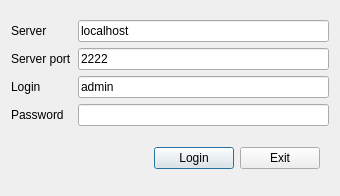
Before: the Qt Designer form consys/admin/login.ui in neerc-linux/ConSys, drawn with Qt 5.
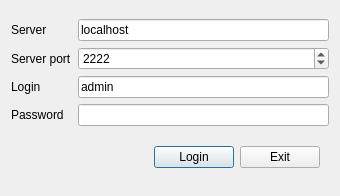
After: the same form once the commit is applied.

Commit message:
Add login.successful signal
Use a spinbox instead of a lineedit for port number

```diff
--- a/consys/admin/login.ui
+++ b/consys/admin/login.ui
@@ -40,13 +40,6 @@
        </property>
       </widget>
      </item>
-     <item row="1" column="1">
-      <widget class="QLineEdit" name="editServerPort">
-       <property name="text">
-        <string>2222</string>
-       </property>
-      </widget>
-     </item>
      <item row="2" column="0">
       <widget class="QLabel" name="labelLogin">
        <property name="text">
@@ -75,6 +68,19 @@
        </property>
       </widget>
      </item>
+     <item row="1" column="1">
+      <widget class="QSpinBox" name="spinServerPort">
+       <property name="minimum">
+        <number>1</number>
+       </property>
+       <property name="maximum">
+        <number>65535</number>
+       </property>
+       <property name="value">
+        <number>2222</number>
+       </property>
+      </widget>
+     </item>
     </layout>
    </item>
    <item>
```
The commit also changes 2 other files.
